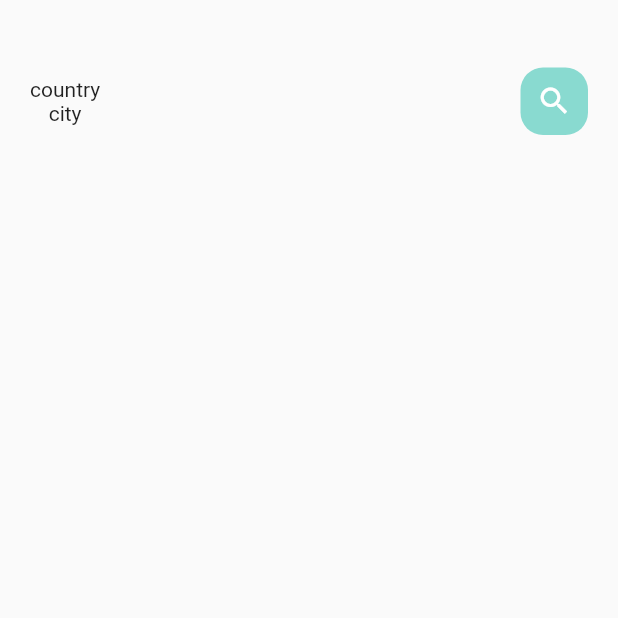
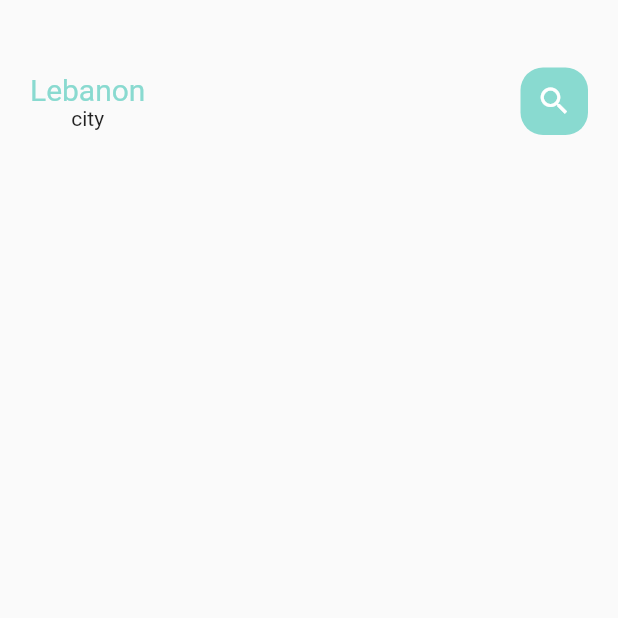
Before and after one commit to lameesnd/ECommerce-FoodApp-, a Flutter app: the MainFoodPage screen opened directly, on a phone screen of 412 x 824 dp, the top half of it. Run offline on Flutter 3.47's test engine with Material 2 defaults, Android fonts, the phone set to English and light mode, and no system bars.

Commit message:
add reusable text widget + add fonts

```diff
--- a/lib/home/main_food_page.dart
+++ b/lib/home/main_food_page.dart
@@ -1,3 +1,4 @@
+import 'package:ecomm_food_app/widgets/big_text.dart';
 import 'package:flutter/material.dart';
 import 'package:ecomm_food_app/utils/colors.dart';
 
@@ -21,7 +22,9 @@ class _MainFoodPageState extends State<MainFoodPage> {
                 mainAxisAlignment: MainAxisAlignment.spaceBetween,
                 children: [
                   Column(
-                    children: [Text('country'), Text('city')],
+                    children: [
+                      BigText(text: "Lebanon",color: AppColors.mainColor),
+                      Text('city')],
                   ),
                   Center(
                     child: Container(
--- a/lib/widgets/big_text.dart
+++ b/lib/widgets/big_text.dart
@@ -1 +1,30 @@
 import 'package:flutter/material.dart';
+
+class BigText extends StatelessWidget {
+  Color? color;
+  final String text;
+  double size;
+  TextOverflow overFlow;
+
+  BigText(
+      {Key? key,
+      this.color=const Color(0xFF332d2b),
+      required this.text,
+      this.overFlow = TextOverflow.ellipsis,
+      this.size = 20})
+      : super(key: key);
+
+  @override
+  Widget build(BuildContext context) {
+    return Text(
+      text,
+      overflow: overFlow,
+      style: TextStyle(
+        color: color,
+        fontSize: size,
+        fontWeight: FontWeight.w400,
+        fontFamily: 'Roboto'
+      ),
+    );
+  }
+}
```
Also changed, not shown: lib/main.dart (+3 -95 lines), pubspec.yaml (+25 -19 lines), assets/fonts/Roboto-Black.ttf (added), assets/fonts/Roboto-Bold.ttf (added), assets/fonts/Roboto-Medium.ttf (added), assets/fonts/Roboto-Regular.ttf (added).
